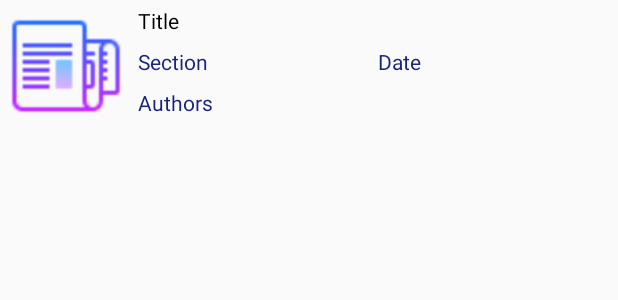
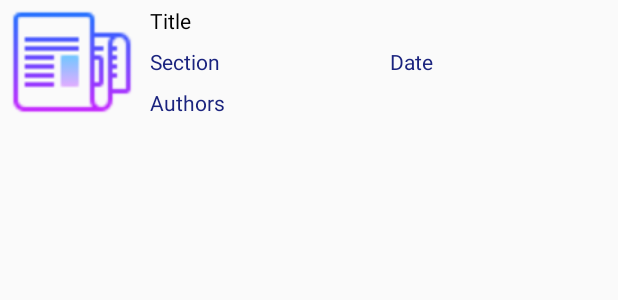
Before and after one commit to sun-strider/NewsApp, an Android app: the layout story_list_item.xml on its own in the app's theme, with its tools: preview values and no code run, on a phone screen of 412 x 824 dp. Shown: the top 300 px of the screen. Run offline under Robolectric (Android 15) with nearby library versions, the phone set to English and light mode, and no system bars.

Commit message:
Some visual changes to the list items

```diff
--- a/app/src/main/res/layout/story_list_item.xml
+++ b/app/src/main/res/layout/story_list_item.xml
@@ -11,9 +11,9 @@
 
     <ImageView
         android:id="@+id/story_thumbnail"
-        android:layout_width="@dimen/list_item_height"
-        android:layout_height="@dimen/list_item_height"
-        app:layout_constraintHorizontal_bias="0.272"
+        android:layout_width="96dp"
+        android:layout_height="0dp"
+        android:scaleType="centerCrop"
         app:layout_constraintLeft_toLeftOf="parent"
         app:layout_constraintTop_toTopOf="parent"
         app:layout_constraintBottom_toBottomOf="parent"
@@ -27,7 +27,7 @@
         android:padding="@dimen/standard_padding"
         android:text="Title"
         android:textColor="@color/textColorTitle"
-        app:layout_constraintLeft_toRightOf="@id/story_thumbnail"
+        app:layout_constraintLeft_toRightOf="@+id/story_thumbnail"
         app:layout_constraintTop_toTopOf="parent" />
 
     <TextView
@@ -37,8 +37,8 @@
         android:padding="@dimen/standard_padding"
         android:text="Section"
         android:textColor="@color/textColorSecondaryText"
-        app:layout_constraintTop_toBottomOf="@id/story_title"
-        app:layout_constraintLeft_toRightOf="@id/story_thumbnail" />
+        app:layout_constraintTop_toBottomOf="@+id/story_title"
+        app:layout_constraintLeft_toRightOf="@+id/story_thumbnail" />
 
     <TextView
         android:id="@+id/story_author"
@@ -47,17 +47,19 @@
         android:padding="@dimen/standard_padding"
         android:text="Authors"
         android:textColor="@color/textColorSecondaryText"
-        app:layout_constraintTop_toBottomOf="@id/story_section"
-        app:layout_constraintLeft_toRightOf="@id/story_thumbnail" />
+        app:layout_constraintTop_toBottomOf="@+id/story_section"
+        app:layout_constraintLeft_toRightOf="@+id/story_thumbnail" />
 
     <TextView
         android:id="@+id/story_date"
-        android:layout_width="112dp"
+        android:layout_width="120dp"
         android:layout_height="wrap_content"
         android:padding="@dimen/standard_padding"
         android:text="Date"
         android:textColor="@color/textColorSecondaryText"
         app:layout_constraintLeft_toRightOf="@+id/story_author"
-        app:layout_constraintTop_toBottomOf="@id/story_title" />
+        app:layout_constraintTop_toBottomOf="@+id/story_title"
+        android:layout_marginLeft="0dp"
+        android:layout_marginTop="0dp" />
 
 </android.support.constraint.ConstraintLayout>
--- a/app/src/main/res/values/dimen.xml
+++ b/app/src/main/res/values/dimen.xml
@@ -1,7 +1,8 @@
 <?xml version="1.0" encoding="utf-8"?>
 <resources>
 
-    <dimen name="list_item_height">88dp</dimen>
+    <dimen name="list_item_height">72dp</dimen>
+    <dimen name="list_image_size">96dp</dimen>
     <dimen name="standard_padding">4dp</dimen>
 
 </resources>
```
